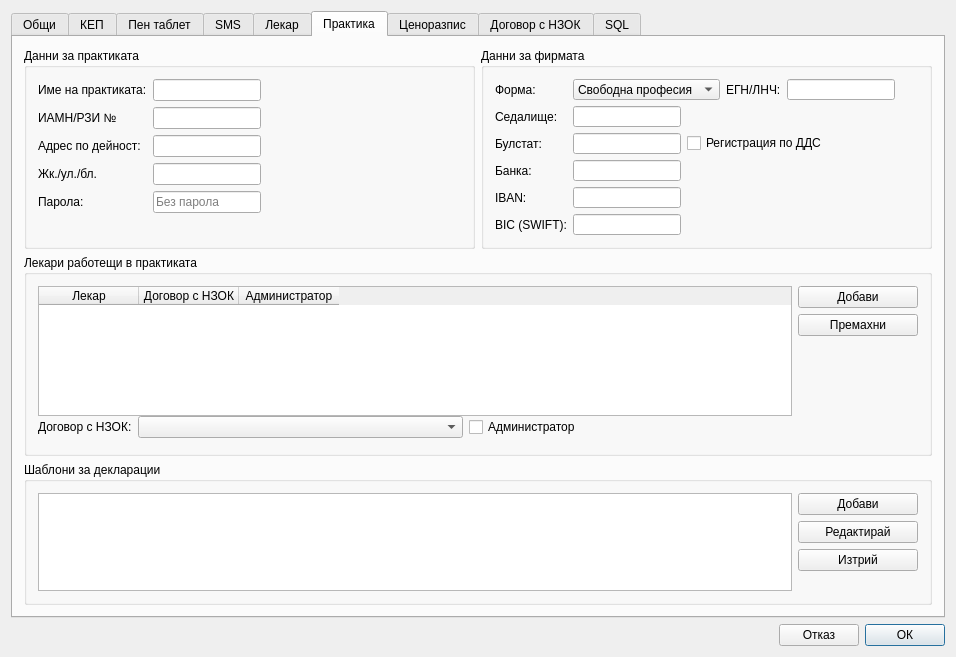
This is src/View/Widgets/SettingsDialog.ui in thefinalcutbg/DinoDent as Qt 5 draws it before an edit. The edited form follows.
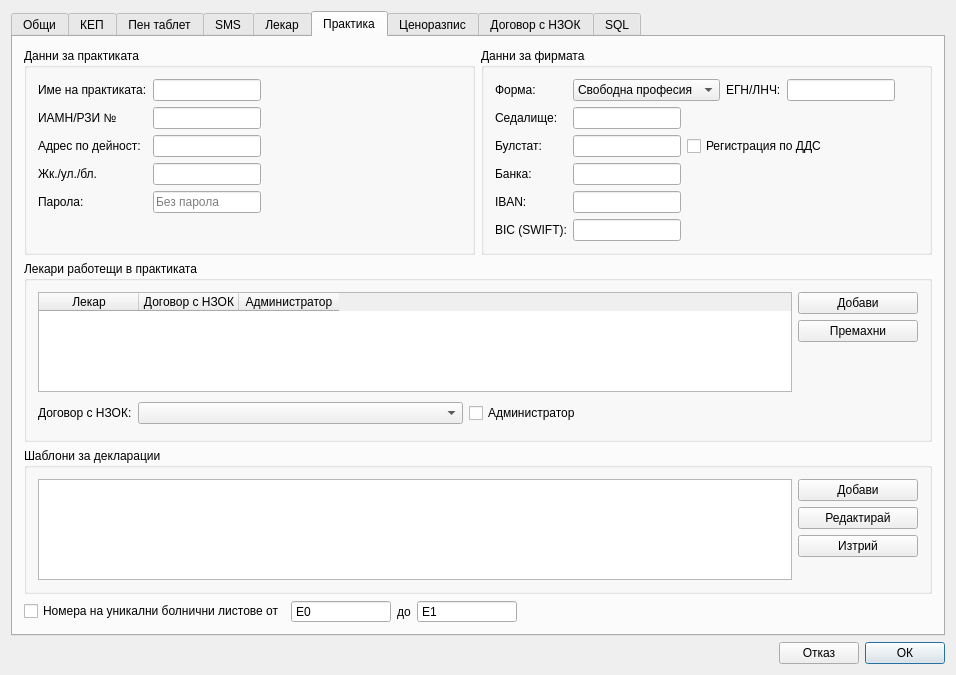
This is the edited form. The open tabs and pages were chosen to show the change. Custom widgets are drawn as their Qt base class.

Commit message: SickLeave counter added

```diff
--- a/src/View/Widgets/SettingsDialog.ui
+++ b/src/View/Widgets/SettingsDialog.ui
@@ -7,7 +7,7 @@
     <x>0</x>
     <y>0</y>
     <width>956</width>
-    <height>657</height>
+    <height>675</height>
    </rect>
   </property>
   <property name="minimumSize">
@@ -1331,6 +1331,12 @@
          </item>
          <item>
           <widget class="QGroupBox" name="groupBox">
+           <property name="sizePolicy">
+            <sizepolicy hsizetype="Preferred" vsizetype="Expanding">
+             <horstretch>0</horstretch>
+             <verstretch>0</verstretch>
+            </sizepolicy>
+           </property>
            <property name="title">
             <string>Данни за фирмата</string>
            </property>
@@ -1640,12 +1646,6 @@
                 <verstretch>0</verstretch>
                </sizepolicy>
               </property>
-              <property name="minimumSize">
-               <size>
-                <width>0</width>
-                <height>130</height>
-               </size>
-              </property>
               <property name="editTriggers">
                <set>QAbstractItemView::EditTrigger::AnyKeyPressed</set>
               </property>
@@ -1736,13 +1736,10 @@
                 <property name="orientation">
                  <enum>Qt::Orientation::Vertical</enum>
                 </property>
-                <property name="sizeType">
-                 <enum>QSizePolicy::Policy::Expanding</enum>
-                </property>
                 <property name="sizeHint" stdset="0">
                  <size>
-                  <width>40</width>
-                  <height>20</height>
+                  <width>20</width>
+                  <height>40</height>
                  </size>
                 </property>
                </spacer>
@@ -1816,6 +1813,12 @@
        </item>
        <item>
         <widget class="QGroupBox" name="groupBox_7">
+         <property name="sizePolicy">
+          <sizepolicy hsizetype="Preferred" vsizetype="Preferred">
+           <horstretch>0</horstretch>
+           <verstretch>0</verstretch>
+          </sizepolicy>
+         </property>
          <property name="title">
           <string>Шаблони за декларации</string>
          </property>
@@ -1877,7 +1880,7 @@
               <property name="sizeHint" stdset="0">
                <size>
                 <width>20</width>
-                <height>40</height>
+                <height>0</height>
                </size>
               </property>
              </spacer>
@@ -1887,6 +1890,84 @@
          </layout>
         </widget>
        </item>
+       <item>
+        <layout class="QHBoxLayout" name="horizontalLayout_51">
+         <item>
+          <widget class="QCheckBox" name="sickLeaveCheck">
+           <property name="text">
+            <string>Номера на уникални болнични листове от</string>
+           </property>
+          </widget>
+         </item>
+         <item>
+          <widget class="LeadingZeroSpinBox" name="sickLeaveFrom">
+           <property name="sizePolicy">
+            <sizepolicy hsizetype="Preferred" vsizetype="Fixed">
+             <horstretch>0</horstretch>
+             <verstretch>0</verstretch>
+            </sizepolicy>
+           </property>
+           <property name="minimumSize">
+            <size>
+             <width>100</width>
+             <height>0</height>
+            </size>
+           </property>
+           <property name="buttonSymbols">
+            <enum>QAbstractSpinBox::ButtonSymbols::NoButtons</enum>
+           </property>
+           <property name="prefix">
+            <string>E</string>
+           </property>
+          </widget>
+         </item>
+         <item>
+          <widget class="QLabel" name="label_45">
+           <property name="text">
+            <string>до</string>
+           </property>
+          </widget>
+         </item>
+         <item>
+          <widget class="LeadingZeroSpinBox" name="sickLeaveTo">
+           <property name="sizePolicy">
+            <sizepolicy hsizetype="Preferred" vsizetype="Fixed">
+             <horstretch>0</horstretch>
+             <verstretch>0</verstretch>
+            </sizepolicy>
+           </property>
+           <property name="minimumSize">
+            <size>
+             <width>100</width>
+             <height>0</height>
+            </size>
+           </property>
+           <property name="buttonSymbols">
+            <enum>QAbstractSpinBox::ButtonSymbols::NoButtons</enum>
+           </property>
+           <property name="prefix">
+            <string>E</string>
+           </property>
+           <property name="value">
+            <number>1</number>
+           </property>
+          </widget>
+         </item>
+         <item>
+          <spacer name="horizontalSpacer_40">
+           <property name="orientation">
+            <enum>Qt::Orientation::Horizontal</enum>
+           </property>
+           <property name="sizeHint" stdset="0">
+            <size>
+             <width>40</width>
+             <height>20</height>
+            </size>
+           </property>
+          </spacer>
+         </item>
+        </layout>
+       </item>
       </layout>
      </widget>
      <widget class="QWidget" name="codeTab">
@@ -2554,6 +2635,11 @@
    <extends>QDateEdit</extends>
    <header>View/uiComponents/DateEdit.h</header>
   </customwidget>
+  <customwidget>
+   <class>LeadingZeroSpinBox</class>
+   <extends>QSpinBox</extends>
+   <header>View/uiComponents/LeadingZeroSpinBox.h</header>
+  </customwidget>
   <customwidget>
    <class>AutoCompleteLineEdit</class>
    <extends>QLineEdit</extends>
```
Left out of the diff: 2 changed lines with no effect on the pictures. The commit also changes 9 other files.
